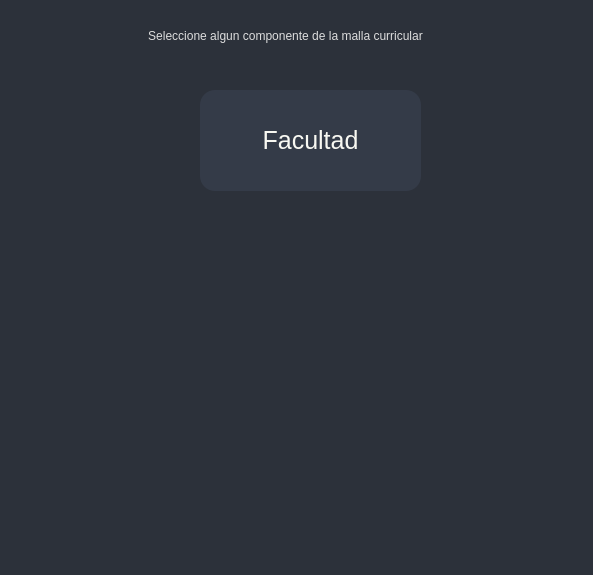
First picture: the form in Vista/UI/form_main.ui, repository Mighell-afk/gpi, before the edit.
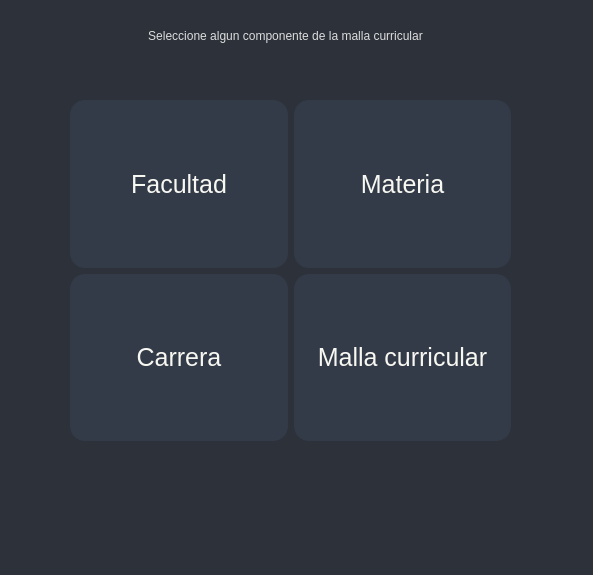
Second picture: the form after the edit. Icons and pictures are not drawn.

Commit message: facultad y parte de materia

Diff of the .ui file:
```diff
--- a/Vista/UI/form_main.ui
+++ b/Vista/UI/form_main.ui
@@ -78,15 +78,18 @@
     <set>Qt::AlignCenter</set>
    </property>
   </widget>
-  <widget class="QPushButton" name="btn_facultad">
+  <widget class="QWidget" name="gridLayoutWidget">
    <property name="geometry">
     <rect>
-     <x>200</x>
-     <y>90</y>
-     <width>221</width>
-     <height>101</height>
+     <x>70</x>
+     <y>100</y>
+     <width>441</width>
+     <height>341</height>
     </rect>
    </property>
+   <layout class="QGridLayout" name="gridLayout">
+    <item row="0" column="0">
+     <widget class="QPushButton" name="btn_facultad">
    <property name="minimumSize">
     <size>
      <width>0</width>
@@ -117,6 +120,111 @@
    <property name="text">
     <string>Facultad</string>
    </property>
+     </widget>
+    </item>
+    <item row="0" column="1">
+     <widget class="QPushButton" name="btn_materia">
+      <property name="minimumSize">
+       <size>
+        <width>0</width>
+        <height>0</height>
+       </size>
+      </property>
+      <property name="maximumSize">
+       <size>
+        <width>3000</width>
+        <height>3000</height>
+       </size>
+      </property>
+      <property name="font">
+       <font>
+        <family>Segoe UI</family>
+        <pointsize>-1</pointsize>
+        <weight>50</weight>
+        <italic>false</italic>
+        <bold>false</bold>
+       </font>
+      </property>
+      <property name="focusPolicy">
+       <enum>Qt::StrongFocus</enum>
+      </property>
+      <property name="styleSheet">
+       <string notr="true"/>
+      </property>
+      <property name="text">
+       <string>Materia</string>
+      </property>
+     </widget>
+    </item>
+    <item row="1" column="0">
+     <widget class="QPushButton" name="btn_carrera">
+      <property name="minimumSize">
+       <size>
+        <width>0</width>
+        <height>0</height>
+       </size>
+      </property>
+      <property name="maximumSize">
+       <size>
+        <width>3000</width>
+        <height>3000</height>
+       </size>
+      </property>
+      <property name="font">
+       <font>
+        <family>Segoe UI</family>
+        <pointsize>-1</pointsize>
+        <weight>50</weight>
+        <italic>false</italic>
+        <bold>false</bold>
+       </font>
+      </property>
+      <property name="focusPolicy">
+       <enum>Qt::StrongFocus</enum>
+      </property>
+      <property name="styleSheet">
+       <string notr="true"/>
+      </property>
+      <property name="text">
+       <string>Carrera</string>
+      </property>
+     </widget>
+    </item>
+    <item row="1" column="1">
+     <widget class="QPushButton" name="btn_malla">
+      <property name="minimumSize">
+       <size>
+        <width>0</width>
+        <height>0</height>
+       </size>
+      </property>
+      <property name="maximumSize">
+       <size>
+        <width>3000</width>
+        <height>3000</height>
+       </size>
+      </property>
+      <property name="font">
+       <font>
+        <family>Segoe UI</family>
+        <pointsize>-1</pointsize>
+        <weight>50</weight>
+        <italic>false</italic>
+        <bold>false</bold>
+       </font>
+      </property>
+      <property name="focusPolicy">
+       <enum>Qt::StrongFocus</enum>
+      </property>
+      <property name="styleSheet">
+       <string notr="true"/>
+      </property>
+      <property name="text">
+       <string>Malla curricular</string>
+      </property>
+     </widget>
+    </item>
+   </layout>
   </widget>
  </widget>
  <resources>
```
Lines whose indentation alone changed are shown as unchanged. The commit also changes 4 other files.
